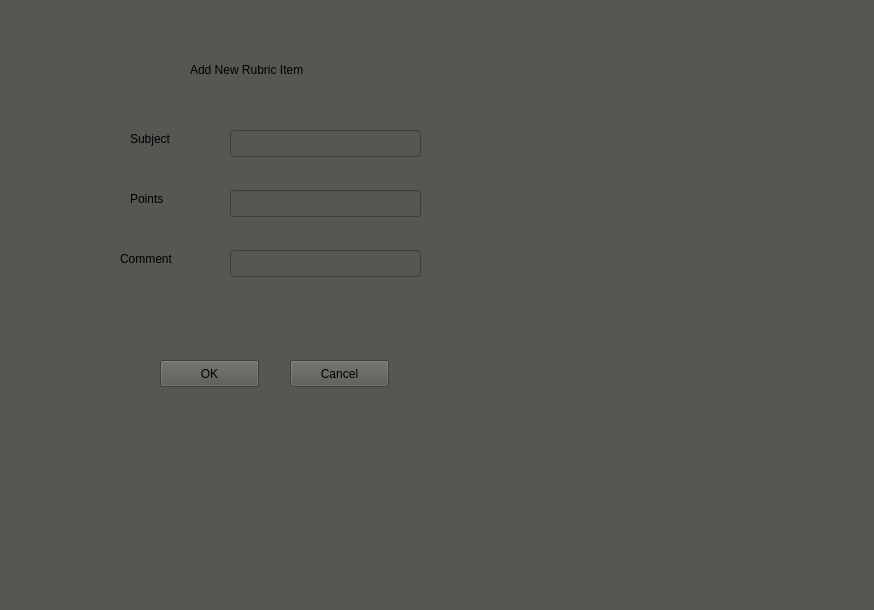
Before: the Qt Designer form GradingProject/GradingProjectGUI/widget.ui in nax47/Grading-Assistance-App, drawn with Qt 5.
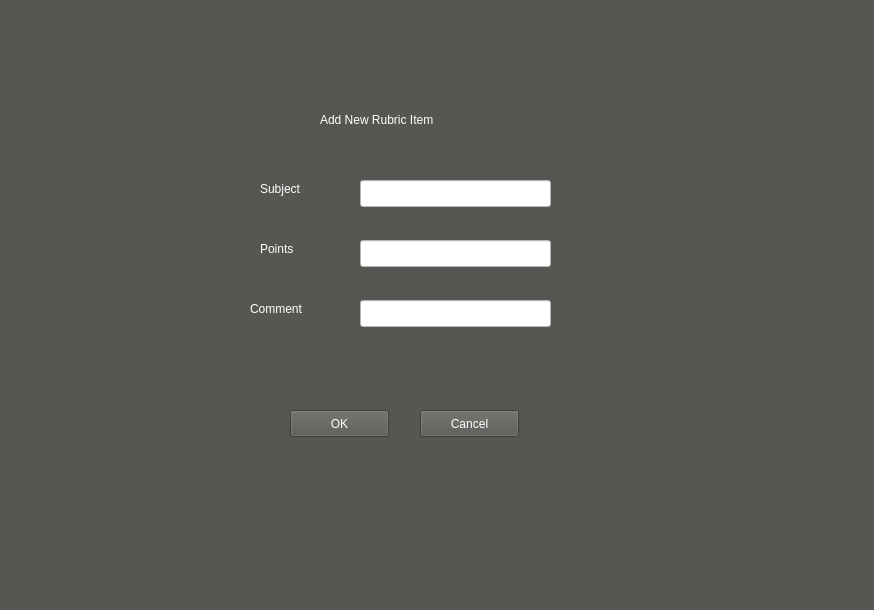
After: the same form once the commit is applied. The open tabs and pages were chosen to show the change.

```diff
--- a/GradingProject/GradingProjectGUI/widget.ui
+++ b/GradingProject/GradingProjectGUI/widget.ui
@@ -208,12 +208,15 @@
     <widget class="QLabel" name="subjectLabel">
      <property name="geometry">
       <rect>
-       <x>130</x>
-       <y>130</y>
+       <x>260</x>
+       <y>180</y>
        <width>67</width>
        <height>17</height>
       </rect>
      </property>
+     <property name="styleSheet">
+      <string notr="true">color: rgb(255, 255, 255);</string>
+     </property>
      <property name="text">
       <string>Subject</string>
      </property>
@@ -221,12 +224,15 @@
     <widget class="QLabel" name="commentLabel">
      <property name="geometry">
       <rect>
-       <x>120</x>
-       <y>250</y>
+       <x>250</x>
+       <y>300</y>
        <width>67</width>
        <height>17</height>
       </rect>
      </property>
+     <property name="styleSheet">
+      <string notr="true">color: rgb(255, 255, 255);</string>
+     </property>
      <property name="text">
       <string>Comment</string>
      </property>
@@ -234,12 +240,15 @@
     <widget class="QLabel" name="pointsLabel">
      <property name="geometry">
       <rect>
-       <x>130</x>
-       <y>190</y>
+       <x>260</x>
+       <y>240</y>
        <width>67</width>
        <height>17</height>
       </rect>
      </property>
+     <property name="styleSheet">
+      <string notr="true">color: rgb(255, 255, 255);</string>
+     </property>
      <property name="text">
       <string>Points</string>
      </property>
@@ -247,42 +256,54 @@
     <widget class="QLineEdit" name="subjectLine">
      <property name="geometry">
       <rect>
-       <x>230</x>
-       <y>130</y>
+       <x>360</x>
+       <y>180</y>
        <width>191</width>
        <height>27</height>
       </rect>
      </property>
+     <property name="styleSheet">
+      <string notr="true">background-color: rgb(255, 255, 255);</string>
+     </property>
     </widget>
     <widget class="QLineEdit" name="pointsLine">
      <property name="geometry">
       <rect>
-       <x>230</x>
-       <y>190</y>
+       <x>360</x>
+       <y>240</y>
        <width>191</width>
        <height>27</height>
       </rect>
      </property>
+     <property name="styleSheet">
+      <string notr="true">background-color: rgb(255, 255, 255);</string>
+     </property>
     </widget>
     <widget class="QLineEdit" name="commentLine">
      <property name="geometry">
       <rect>
-       <x>230</x>
-       <y>250</y>
+       <x>360</x>
+       <y>300</y>
        <width>191</width>
        <height>27</height>
       </rect>
      </property>
+     <property name="styleSheet">
+      <string notr="true">background-color: rgb(255, 255, 255);</string>
+     </property>
     </widget>
     <widget class="QPushButton" name="okButton">
      <property name="geometry">
       <rect>
-       <x>160</x>
-       <y>360</y>
+       <x>290</x>
+       <y>410</y>
        <width>99</width>
        <height>27</height>
       </rect>
      </property>
+     <property name="styleSheet">
+      <string notr="true">color: rgb(255, 255, 255);</string>
+     </property>
      <property name="text">
       <string>OK</string>
      </property>
@@ -290,12 +311,15 @@
     <widget class="QPushButton" name="cancelButton">
      <property name="geometry">
       <rect>
-       <x>290</x>
-       <y>360</y>
+       <x>420</x>
+       <y>410</y>
        <width>99</width>
        <height>27</height>
       </rect>
      </property>
+     <property name="styleSheet">
+      <string notr="true">color: rgb(255, 255, 255);</string>
+     </property>
      <property name="text">
       <string>Cancel</string>
      </property>
@@ -303,12 +327,15 @@
     <widget class="QLabel" name="newRubricItemLabel">
      <property name="geometry">
       <rect>
-       <x>190</x>
-       <y>60</y>
+       <x>320</x>
+       <y>110</y>
        <width>171</width>
        <height>20</height>
       </rect>
      </property>
+     <property name="styleSheet">
+      <string notr="true">color: rgb(255, 255, 255);</string>
+     </property>
      <property name="text">
       <string>Add New Rubric Item</string>
      </property>
```
Left out of the diff: 12 changed lines with no effect on the pictures.
